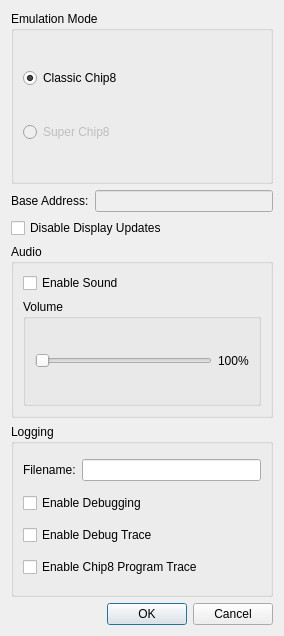
First picture: the form in src/gui/ui/configdialog.ui, repository 42wonko/chip8, before the edit.
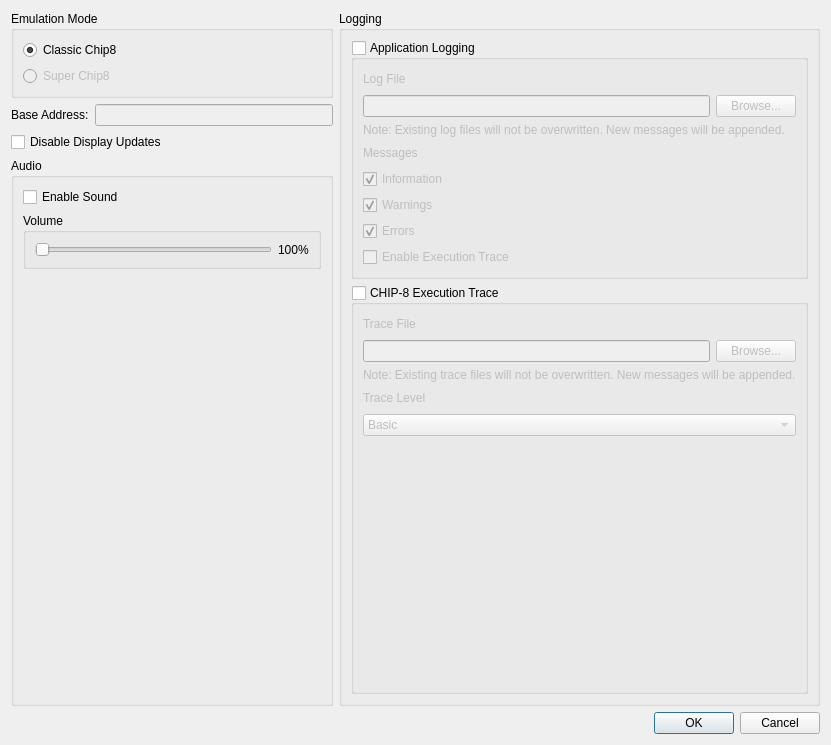
Second picture: the form after the edit.

Commit message: Added infrastructure for logging and tracing in the emulator. Instrumented parts of the code with looging and tracing messages

Diff of the .ui file:
```diff
--- a/src/gui/ui/configdialog.ui
+++ b/src/gui/ui/configdialog.ui
@@ -6,14 +6,18 @@
    <rect>
     <x>0</x>
     <y>0</y>
-    <width>284</width>
-    <height>636</height>
+    <width>831</width>
+    <height>745</height>
    </rect>
   </property>
   <property name="windowTitle">
    <string>Dialog</string>
   </property>
-  <layout class="QVBoxLayout" name="verticalLayout_3">
+  <layout class="QVBoxLayout" name="verticalLayout_6">
+   <item>
+    <layout class="QHBoxLayout" name="horizontalLayout_3">
+     <item>
+      <layout class="QVBoxLayout" name="verticalLayout_4">
    <item>
     <widget class="QGroupBox" name="groupBox_2">
      <property name="title">
@@ -73,6 +77,9 @@
      <property name="title">
       <string>Audio</string>
      </property>
+         <property name="checkable">
+          <bool>false</bool>
+         </property>
      <layout class="QVBoxLayout" name="verticalLayout_2">
       <item>
        <widget class="QCheckBox" name="enableSoundCheckBox">
@@ -104,48 +111,329 @@
         </layout>
        </widget>
       </item>
+          <item>
+           <spacer name="verticalSpacer">
+            <property name="orientation">
+             <enum>Qt::Orientation::Vertical</enum>
+            </property>
+            <property name="sizeHint" stdset="0">
+             <size>
+              <width>20</width>
+              <height>40</height>
+             </size>
+            </property>
+           </spacer>
+          </item>
      </layout>
     </widget>
    </item>
+      </layout>
+     </item>
    <item>
-    <widget class="QGroupBox" name="groupBox">
+      <widget class="QGroupBox" name="loggingGroupBox">
      <property name="title">
       <string>Logging</string>
      </property>
-     <layout class="QGridLayout" name="gridLayout">
-      <item row="0" column="0">
+       <layout class="QVBoxLayout" name="verticalLayout_7">
+        <item>
+         <widget class="QGroupBox" name="applicationLoggingGroupBox">
+          <property name="title">
+           <string>Application Logging</string>
+          </property>
+          <property name="checkable">
+           <bool>true</bool>
+          </property>
+          <property name="checked">
+           <bool>false</bool>
+          </property>
+          <layout class="QVBoxLayout" name="verticalLayout_5">
+           <item>
+            <layout class="QVBoxLayout" name="logFilenameHorizontalLayout">
+             <item>
+              <layout class="QHBoxLayout" name="horizontalLayout_4">
+               <item>
        <widget class="QLabel" name="label">
         <property name="text">
-         <string>Filename:</string>
+                  <string>Log File</string>
         </property>
        </widget>
       </item>
-      <item row="0" column="1">
-       <widget class="QLineEdit" name="filenameLineEdit"/>
-      </item>
-      <item row="1" column="0" colspan="2">
-       <widget class="QCheckBox" name="enableDebuggingCheckBox">
+               <item>
+                <spacer name="horizontalSpacer">
+                 <property name="orientation">
+                  <enum>Qt::Orientation::Horizontal</enum>
+                 </property>
+                 <property name="sizeHint" stdset="0">
+                  <size>
+                   <width>40</width>
+                   <height>20</height>
+                  </size>
+                 </property>
+                </spacer>
+               </item>
+              </layout>
+             </item>
+             <item>
+              <layout class="QHBoxLayout" name="logFilenameEntryHorizontalLayout">
+               <item>
+                <widget class="QLineEdit" name="logFilenameLineEdit">
+                 <property name="toolTip">
+                  <string>Path of the application log file.</string>
+                 </property>
+                </widget>
+               </item>
+               <item>
+                <widget class="QPushButton" name="browseLogFilePushButton">
+                 <property name="toolTip">
+                  <string>Select the application log file.</string>
+                 </property>
         <property name="text">
-         <string>Enable Debugging</string>
+                  <string>Browse...</string>
         </property>
        </widget>
       </item>
-      <item row="2" column="0" colspan="2">
-       <widget class="QCheckBox" name="enableDebugTraceCheckBox">
+              </layout>
+             </item>
+             <item>
+              <widget class="QLabel" name="label_6">
+               <property name="font">
+                <font>
+                 <pointsize>9</pointsize>
+                </font>
+               </property>
         <property name="text">
-         <string>Enable Debug Trace</string>
-        </property>
-       </widget>
-      </item>
-      <item row="3" column="0" colspan="2">
-       <widget class="QCheckBox" name="enableChip8PTraceCheckBox">
+                <string>Note: Existing log files will not be overwritten. New messages will be appended.</string>
+               </property>
+               <property name="scaledContents">
+                <bool>false</bool>
+               </property>
+              </widget>
+             </item>
+            </layout>
+           </item>
+           <item>
+            <layout class="QHBoxLayout" name="horizontalLayout_5">
+             <item>
+              <widget class="QLabel" name="label_3">
         <property name="text">
-         <string>Enable Chip8 Program Trace</string>
+                <string>Messages</string>
         </property>
        </widget>
       </item>
-     </layout>
-    </widget>
+             <item>
+              <spacer name="horizontalSpacer_2">
+               <property name="orientation">
+                <enum>Qt::Orientation::Horizontal</enum>
+               </property>
+               <property name="sizeHint" stdset="0">
+                <size>
+                 <width>40</width>
+                 <height>20</height>
+                </size>
+               </property>
+              </spacer>
+             </item>
+            </layout>
+           </item>
+           <item>
+            <layout class="QVBoxLayout" name="loggingCategoryVerticalLayout">
+             <item>
+              <widget class="QCheckBox" name="logInformationCheckBox">
+               <property name="toolTip">
+                <string>Write informational messages to the application log.</string>
+               </property>
+               <property name="text">
+                <string>Information</string>
+               </property>
+               <property name="checked">
+                <bool>true</bool>
+               </property>
+              </widget>
+             </item>
+             <item>
+              <widget class="QCheckBox" name="logWarningsCheckBox">
+               <property name="toolTip">
+                <string>Write warning messages to the application log.</string>
+               </property>
+               <property name="text">
+                <string>Warnings</string>
+               </property>
+               <property name="checked">
+                <bool>true</bool>
+               </property>
+              </widget>
+             </item>
+             <item>
+              <widget class="QCheckBox" name="logErrorsCheckBox">
+               <property name="toolTip">
+                <string>Write error messages to the application log.</string>
+               </property>
+               <property name="text">
+                <string>Errors</string>
+               </property>
+               <property name="checked">
+                <bool>true</bool>
+               </property>
+              </widget>
+             </item>
+            </layout>
+           </item>
+           <item>
+            <widget class="QCheckBox" name="enableFunctionTraceCheckBox">
+             <property name="toolTip">
+              <string>Record entry into and exit from selected emulator functions.</string>
+             </property>
+             <property name="text">
+              <string>Enable Execution Trace</string>
+             </property>
+            </widget>
+           </item>
+          </layout>
+         </widget>
+        </item>
+        <item>
+         <widget class="QGroupBox" name="executionTraceGroupBox">
+          <property name="title">
+           <string>CHIP-8 Execution Trace</string>
+          </property>
+          <property name="checkable">
+           <bool>true</bool>
+          </property>
+          <property name="checked">
+           <bool>false</bool>
+          </property>
+          <layout class="QVBoxLayout" name="verticalLayout_8">
+           <item>
+            <layout class="QVBoxLayout" name="traceFilenameHorizontalLayout">
+             <item>
+              <layout class="QHBoxLayout" name="horizontalLayout_6">
+               <item>
+                <widget class="QLabel" name="label_4">
+                 <property name="text">
+                  <string>Trace File</string>
+                 </property>
+                </widget>
+               </item>
+               <item>
+                <spacer name="horizontalSpacer_3">
+                 <property name="orientation">
+                  <enum>Qt::Orientation::Horizontal</enum>
+                 </property>
+                 <property name="sizeHint" stdset="0">
+                  <size>
+                   <width>40</width>
+                   <height>20</height>
+                  </size>
+                 </property>
+                </spacer>
+               </item>
+              </layout>
+             </item>
+             <item>
+              <layout class="QHBoxLayout" name="traceFilenameEntryHorizontalLayout">
+               <item>
+                <widget class="QLineEdit" name="traceFilenameLineEdit">
+                 <property name="toolTip">
+                  <string>Path of the CHIP-8 execution trace file.</string>
+                 </property>
+                </widget>
+               </item>
+               <item>
+                <widget class="QPushButton" name="browseTraceFilePushButton">
+                 <property name="toolTip">
+                  <string>Select the execution trace file.</string>
+                 </property>
+                 <property name="text">
+                  <string>Browse...</string>
+                 </property>
+                </widget>
+               </item>
+              </layout>
+             </item>
+             <item>
+              <widget class="QLabel" name="label_7">
+               <property name="font">
+                <font>
+                 <pointsize>9</pointsize>
+                </font>
+               </property>
+               <property name="text">
+                <string>Note: Existing trace files will not be overwritten. New messages will be appended.</string>
+               </property>
+              </widget>
+             </item>
+            </layout>
+           </item>
+           <item>
+            <layout class="QVBoxLayout" name="verticalLayout_3">
+             <item>
+              <layout class="QHBoxLayout" name="horizontalLayout_7">
+               <item>
+                <widget class="QLabel" name="label_5">
+                 <property name="text">
+                  <string>Trace Level</string>
+                 </property>
+                </widget>
+               </item>
+               <item>
+                <spacer name="horizontalSpacer_4">
+                 <property name="orientation">
+                  <enum>Qt::Orientation::Horizontal</enum>
+                 </property>
+                 <property name="sizeHint" stdset="0">
+                  <size>
+                   <width>40</width>
+                   <height>20</height>
+                  </size>
+                 </property>
+                </spacer>
+               </item>
+              </layout>
+             </item>
+             <item>
+              <widget class="QComboBox" name="traceLevelComboBox">
+               <property name="toolTip">
+                <string>Select how much machine state is written for each executed CHIP-8 instruction.</string>
+               </property>
+               <item>
+                <property name="text">
+                 <string>Basic</string>
+                </property>
+               </item>
+               <item>
+                <property name="text">
+                 <string>Register Changes</string>
+                </property>
+               </item>
+               <item>
+                <property name="text">
+                 <string>Full Machine State</string>
+                </property>
+               </item>
+              </widget>
+             </item>
+            </layout>
+           </item>
+           <item>
+            <spacer name="verticalSpacer_2">
+             <property name="orientation">
+              <enum>Qt::Orientation::Vertical</enum>
+             </property>
+             <property name="sizeHint" stdset="0">
+              <size>
+               <width>20</width>
+               <height>40</height>
+              </size>
+             </property>
+            </spacer>
+           </item>
+          </layout>
+         </widget>
+        </item>
+       </layout>
+      </widget>
+     </item>
+    </layout>
    </item>
    <item>
     <widget class="QDialogButtonBox" name="buttonBox">
```
Lines whose indentation alone changed are shown as unchanged. The commit also changes 7 other files.
